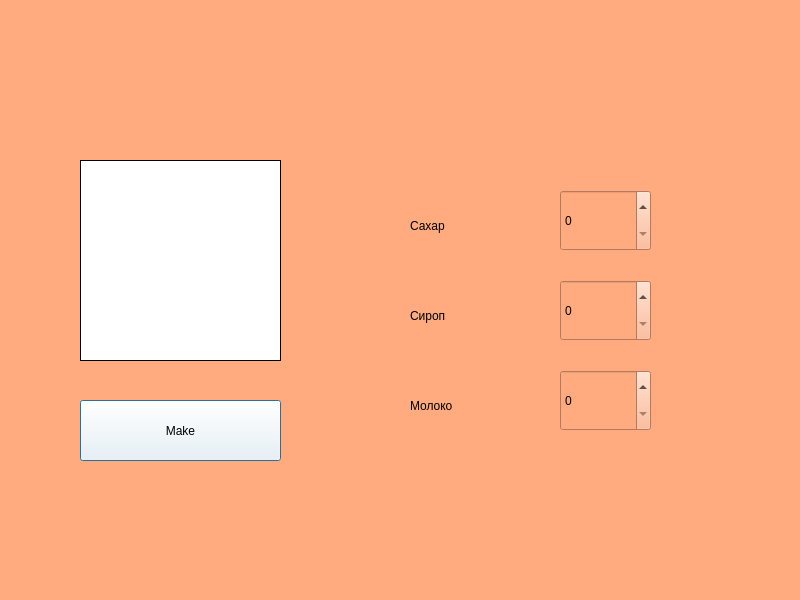
First picture: the form in win3.ui, repository EnderAgentX/Coffee, before the edit.
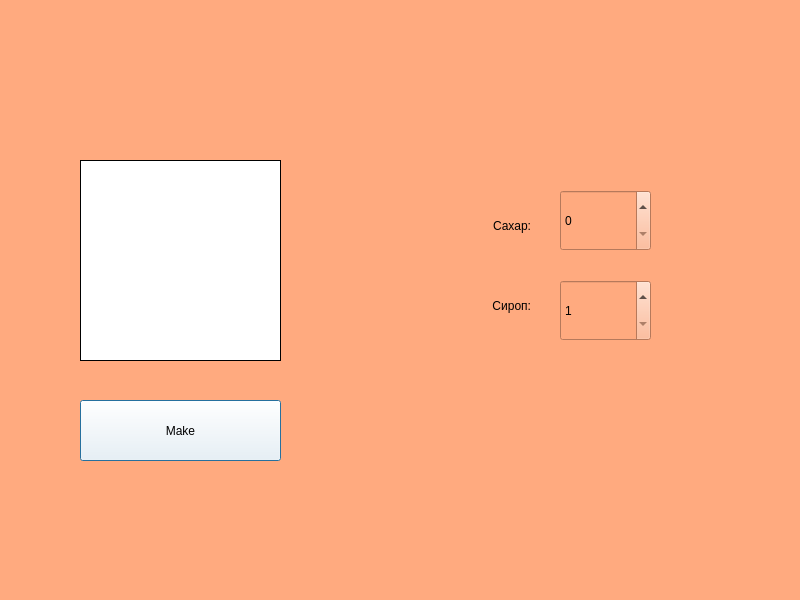
Second picture: the form after the edit. Icons and pictures are not drawn.

Diff of the .ui file:
```diff
--- a/win3.ui
+++ b/win3.ui
@@ -79,57 +79,49 @@
      <height>61</height>
     </rect>
    </property>
+   <property name="minimum">
+    <number>1</number>
+   </property>
    <property name="maximum">
     <number>5</number>
    </property>
   </widget>
-  <widget class="QSpinBox" name="spinBox3">
-   <property name="geometry">
-    <rect>
-     <x>560</x>
-     <y>370</y>
-     <width>91</width>
-     <height>61</height>
-    </rect>
-   </property>
-  </widget>
   <widget class="QLabel" name="label_2">
    <property name="geometry">
     <rect>
-     <x>410</x>
+     <x>390</x>
      <y>210</y>
      <width>141</width>
      <height>31</height>
     </rect>
    </property>
+   <property name="styleSheet">
+    <string notr="true">font: 75 14pt &quot;MS Shell Dlg 2&quot;;</string>
+   </property>
    <property name="text">
-    <string>Сахар</string>
+    <string>Сахар:</string>
+   </property>
+   <property name="alignment">
+    <set>Qt::AlignRight|Qt::AlignTrailing|Qt::AlignVCenter</set>
    </property>
   </widget>
   <widget class="QLabel" name="label_3">
    <property name="geometry">
     <rect>
-     <x>410</x>
-     <y>300</y>
+     <x>390</x>
+     <y>290</y>
      <width>141</width>
      <height>31</height>
     </rect>
    </property>
-   <property name="text">
-    <string>Сироп</string>
+   <property name="styleSheet">
+    <string notr="true">font: 75 14pt &quot;MS Shell Dlg 2&quot;;</string>
    </property>
-  </widget>
-  <widget class="QLabel" name="label_4">
-   <property name="geometry">
-    <rect>
-     <x>410</x>
-     <y>390</y>
-     <width>141</width>
-     <height>31</height>
-    </rect>
-   </property>
    <property name="text">
-    <string>Молоко</string>
+    <string>Сироп:</string>
+   </property>
+   <property name="alignment">
+    <set>Qt::AlignRight|Qt::AlignTrailing|Qt::AlignVCenter</set>
    </property>
   </widget>
   <widget class="QLabel" name="label_syrop">
```
